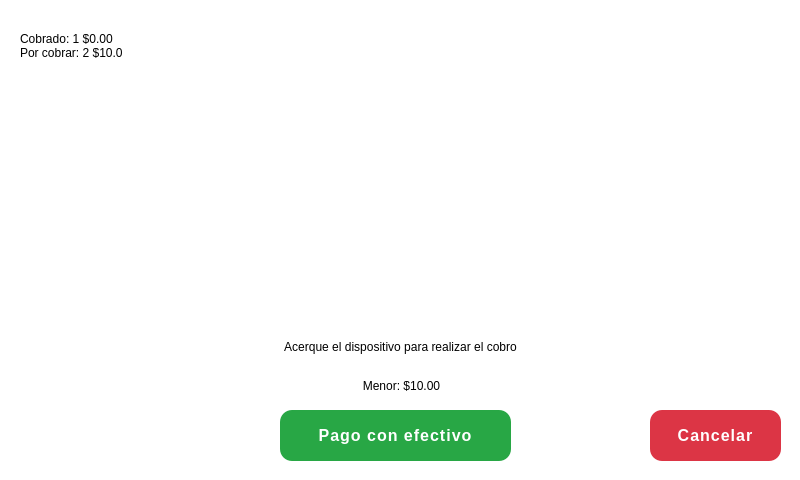
Old version of the form ui/prepago.ui in the repository ErnestoLomar/Urban_Urbano_Prep.
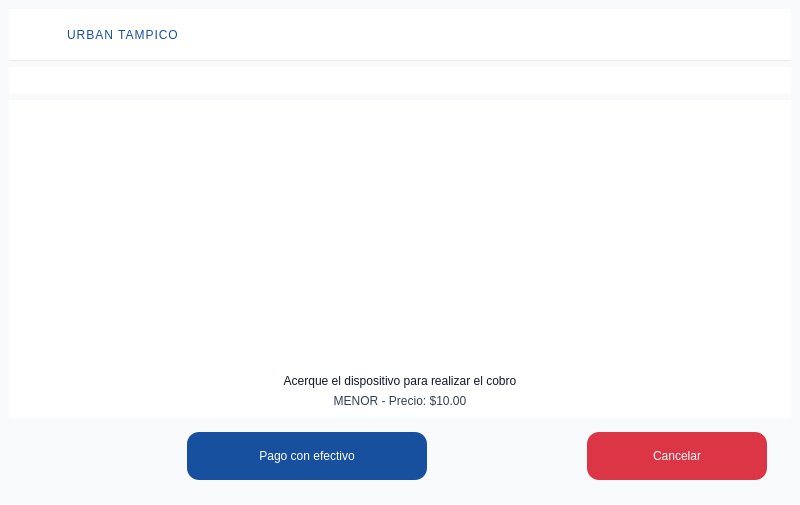
New version of the form. Icons and pictures are not drawn.

Patch:
```diff
--- a/ui/prepago.ui
+++ b/ui/prepago.ui
@@ -7,168 +7,288 @@
     <x>0</x>
     <y>0</y>
     <width>800</width>
-    <height>480</height>
+    <height>505</height>
    </rect>
   </property>
   <property name="windowTitle">
-   <string>MainWindow</string>
+   <string>Prepago</string>
+  </property>
+  <property name="styleSheet">
+   <string notr="true">background-color: rgb(255, 255, 255);</string>
   </property>
   <widget class="QWidget" name="centralwidget">
-   <widget class="QLabel" name="label">
-    <property name="geometry">
-     <rect>
-      <x>0</x>
-      <y>0</y>
-      <width>801</width>
-      <height>481</height>
-     </rect>
-    </property>
-    <property name="styleSheet">
-     <string notr="true">background-color: rgb(255, 255, 255);</string>
-    </property>
-    <property name="text">
-     <string/>
-    </property>
-   </widget>
-   <widget class="QLabel" name="label_icon">
-    <property name="geometry">
-     <rect>
-      <x>250</x>
-      <y>51</y>
-      <width>261</width>
-      <height>261</height>
-     </rect>
-    </property>
-    <property name="text">
-     <string/>
-    </property>
-    <property name="pixmap">
-     <pixmap>../Imagenes/sin-contacto (2).png</pixmap>
-    </property>
-    <property name="scaledContents">
-     <bool>true</bool>
-    </property>
-   </widget>
-   <widget class="QLabel" name="label_3">
-    <property name="geometry">
-     <rect>
-      <x>20</x>
-      <y>321</y>
-      <width>761</width>
-      <height>51</height>
-     </rect>
-    </property>
-    <property name="styleSheet">
-     <string notr="true">font: 75 16pt &quot;Roboto&quot;;</string>
-    </property>
-    <property name="text">
-     <string>Acerque el dispositivo para realizar el cobro</string>
-    </property>
-    <property name="alignment">
-     <set>Qt::AlignCenter</set>
-    </property>
-   </widget>
-   <widget class="QLabel" name="label_tipo">
-    <property name="geometry">
-     <rect>
-      <x>16</x>
-      <y>370</y>
-      <width>771</width>
-      <height>31</height>
-     </rect>
-    </property>
-    <property name="styleSheet">
-     <string notr="true">font: 75 16pt &quot;Roboto&quot;;</string>
-    </property>
-    <property name="text">
-     <string>Menor: $10.00</string>
-    </property>
-    <property name="alignment">
-     <set>Qt::AlignCenter</set>
-    </property>
-   </widget>
-   <widget class="QLabel" name="label_info">
-    <property name="geometry">
-     <rect>
-      <x>20</x>
-      <y>10</y>
-      <width>361</width>
-      <height>71</height>
-     </rect>
-    </property>
-    <property name="styleSheet">
-     <string notr="true">font: 75 16pt &quot;Roboto&quot;;</string>
-    </property>
-    <property name="text">
-     <string>Cobrado: 1 $0.00
-Por cobrar: 2 $10.0</string>
-    </property>
-   </widget>
-   <widget class="QPushButton" name="btn_pagar_con_efectivo">
-    <property name="geometry">
-     <rect>
-      <x>280</x>
-      <y>410</y>
-      <width>231</width>
-      <height>51</height>
-     </rect>
-    </property>
-    <property name="styleSheet">
-     <string notr="true">QPushButton {
-        background-color: #28a745;  /* Verde tipo éxito */
-        color: white;
-        border: none;
-        border-radius: 12px;
-        padding: 12px 24px;
-        font-size: 16px;
-        font-weight: bold;
-        letter-spacing: 1px;
-    }
-    QPushButton:hover {
-        background-color: #218838;
-    }
-    QPushButton:pressed {
-        background-color: #1e7e34;
-    }
-</string>
-    </property>
-    <property name="text">
-     <string>Pago con efectivo</string>
-    </property>
-   </widget>
-   <widget class="QPushButton" name="btn_cancelar">
-    <property name="geometry">
-     <rect>
-      <x>650</x>
-      <y>410</y>
-      <width>131</width>
-      <height>51</height>
-     </rect>
-    </property>
-    <property name="styleSheet">
-     <string notr="true">/* Aplica solo al botón con objectName &quot;btn_cancelar&quot; */
-QPushButton#btn_cancelar {
-    background-color: #dc3545;   /* Rojo tipo peligro */
-    color: white;
-    border: none;
-    border-radius: 12px;
-    padding: 12px 24px;
-    font-size: 16px;
-    font-weight: bold;
-    letter-spacing: 1px;
-}
-QPushButton#btn_cancelar:hover {
-    background-color: #c82333;
-}
-QPushButton#btn_cancelar:pressed {
-    background-color: #bd2130;
-}
-</string>
-    </property>
-    <property name="text">
-     <string>Cancelar</string>
-    </property>
-   </widget>
+   <property name="styleSheet">
+    <string notr="true">
+     QWidget#centralwidget { background: #F8FAFC; } /* slate-50 */
+     QLabel#titleHeader { color: #1850A0; font: 700 18pt &quot;Roboto&quot;; letter-spacing: 1px; }
+     QLabel#label_3 { font: 600 18pt &quot;Roboto&quot;; color: #0f172a; }         /* instrucción */
+     QLabel#label_tipo { font: 600 16pt &quot;Roboto&quot;; color: #334155; }       /* MENOR - Precio */
+     QLabel#label_info { font: 600 12pt &quot;Roboto&quot;; color: #334155; }
+     QFrame#header { background: #FFFFFF; border-bottom: 1px solid rgba(0,0,0,0.08); }
+     QPushButton#btn_pagar_con_efectivo {
+       background: #1850A0; color: #FFFFFF; border-radius: 12px; padding: 12px 24px;
+       font: 700 16pt &quot;Roboto&quot;;
+     }
+     QPushButton#btn_pagar_con_efectivo:hover { background: #104898; }
+     QPushButton#btn_pagar_con_efectivo:pressed { background: #0C3E85; }
+     QPushButton#btn_cancelar {
+       background: #dc3545; color: white; border-radius: 12px; padding: 12px 24px;
+       font: 700 16pt &quot;Roboto&quot;;
+     }
+     QPushButton#btn_cancelar:hover { background: #c82333; }
+     QPushButton#btn_cancelar:pressed { background: #bd2130; }
+    </string>
+   </property>
+   <layout class="QVBoxLayout" name="verticalLayout_root">
+    <item>
+     <widget class="QFrame" name="header">
+      <property name="frameShape">
+       <enum>QFrame::NoFrame</enum>
+      </property>
+      <layout class="QHBoxLayout" name="horizontalLayout_header">
+       <property name="leftMargin">
+        <number>16</number>
+       </property>
+       <property name="topMargin">
+        <number>8</number>
+       </property>
+       <property name="rightMargin">
+        <number>16</number>
+       </property>
+       <property name="bottomMargin">
+        <number>8</number>
+       </property>
+       <item>
+        <widget class="QLabel" name="logo">
+         <property name="minimumSize">
+          <size>
+           <width>36</width>
+           <height>36</height>
+          </size>
+         </property>
+         <property name="maximumSize">
+          <size>
+           <width>36</width>
+           <height>36</height>
+          </size>
+         </property>
+         <property name="pixmap">
+          <pixmap>../../../../../../../home/pi/Urban_Urbano/Imagenes/logo_urban.png</pixmap>
+         </property>
+         <property name="scaledContents">
+          <bool>true</bool>
+         </property>
+        </widget>
+       </item>
+       <item>
+        <widget class="QLabel" name="titleHeader">
+         <property name="text">
+          <string>URBAN TAMPICO</string>
+         </property>
+        </widget>
+       </item>
+       <item>
+        <spacer name="header_spacer">
+         <property name="orientation">
+          <enum>Qt::Horizontal</enum>
+         </property>
+         <property name="sizeType">
+          <enum>QSizePolicy::Expanding</enum>
+         </property>
+         <property name="sizeHint" stdset="0">
+          <size>
+           <width>40</width>
+           <height>20</height>
+          </size>
+         </property>
+        </spacer>
+       </item>
+      </layout>
+     </widget>
+    </item>
+    <item>
+     <widget class="QLabel" name="label_info">
+      <property name="text">
+       <string/>
+      </property>
+     </widget>
+    </item>
+    <item>
+     <widget class="QFrame" name="content">
+      <property name="frameShape">
+       <enum>QFrame::NoFrame</enum>
+      </property>
+      <layout class="QVBoxLayout" name="verticalLayout_content">
+       <property name="leftMargin">
+        <number>20</number>
+       </property>
+       <property name="topMargin">
+        <number>10</number>
+       </property>
+       <property name="rightMargin">
+        <number>20</number>
+       </property>
+       <property name="bottomMargin">
+        <number>10</number>
+       </property>
+       <item>
+        <widget class="QWidget" name="horizontalWidget" native="true">
+         <property name="enabled">
+          <bool>true</bool>
+         </property>
+         <property name="minimumSize">
+          <size>
+           <width>0</width>
+           <height>10</height>
+          </size>
+         </property>
+         <layout class="QHBoxLayout" name="horizontalLayout">
+          <item>
+           <spacer name="horizontalSpacer">
+            <property name="orientation">
+             <enum>Qt::Horizontal</enum>
+            </property>
+            <property name="sizeHint" stdset="0">
+             <size>
+              <width>40</width>
+              <height>20</height>
+             </size>
+            </property>
+           </spacer>
+          </item>
+          <item>
+           <widget class="QLabel" name="label_icon">
+            <property name="minimumSize">
+             <size>
+              <width>240</width>
+              <height>240</height>
+             </size>
+            </property>
+            <property name="maximumSize">
+             <size>
+              <width>260</width>
+              <height>260</height>
+             </size>
+            </property>
+            <property name="pixmap">
+             <pixmap>../../../../../../../home/pi/Urban_Urbano/Imagenes/sin-contacto.png</pixmap>
+            </property>
+            <property name="scaledContents">
+             <bool>true</bool>
+            </property>
+            <property name="alignment">
+             <set>Qt::AlignCenter</set>
+            </property>
+           </widget>
+          </item>
+          <item>
+           <spacer name="horizontalSpacer_2">
+            <property name="orientation">
+             <enum>Qt::Horizontal</enum>
+            </property>
+            <property name="sizeHint" stdset="0">
+             <size>
+              <width>40</width>
+              <height>20</height>
+             </size>
+            </property>
+           </spacer>
+          </item>
+         </layout>
+        </widget>
+       </item>
+       <item>
+        <widget class="QLabel" name="label_3">
+         <property name="text">
+          <string>Acerque el dispositivo para realizar el cobro</string>
+         </property>
+         <property name="alignment">
+          <set>Qt::AlignCenter</set>
+         </property>
+        </widget>
+       </item>
+       <item>
+        <widget class="QLabel" name="label_tipo">
+         <property name="text">
+          <string>MENOR - Precio: $10.00</string>
+         </property>
+         <property name="alignment">
+          <set>Qt::AlignCenter</set>
+         </property>
+        </widget>
+       </item>
+      </layout>
+     </widget>
+    </item>
+    <item>
+     <layout class="QHBoxLayout" name="horizontalLayout_buttons">
+      <property name="leftMargin">
+       <number>24</number>
+      </property>
+      <property name="topMargin">
+       <number>8</number>
+      </property>
+      <property name="rightMargin">
+       <number>24</number>
+      </property>
+      <property name="bottomMargin">
+       <number>16</number>
+      </property>
+      <item>
+       <spacer name="spacer1">
+        <property name="orientation">
+         <enum>Qt::Horizontal</enum>
+        </property>
+        <property name="sizeHint" stdset="0">
+         <size>
+          <width>40</width>
+          <height>20</height>
+         </size>
+        </property>
+       </spacer>
+      </item>
+      <item>
+       <widget class="QPushButton" name="btn_pagar_con_efectivo">
+        <property name="minimumSize">
+         <size>
+          <width>240</width>
+          <height>48</height>
+         </size>
+        </property>
+        <property name="text">
+         <string>Pago con efectivo</string>
+        </property>
+       </widget>
+      </item>
+      <item>
+       <spacer name="spacer2">
+        <property name="orientation">
+         <enum>Qt::Horizontal</enum>
+        </property>
+        <property name="sizeHint" stdset="0">
+         <size>
+          <width>40</width>
+          <height>20</height>
+         </size>
+        </property>
+       </spacer>
+      </item>
+      <item>
+       <widget class="QPushButton" name="btn_cancelar">
+        <property name="minimumSize">
+         <size>
+          <width>180</width>
+          <height>48</height>
+         </size>
+        </property>
+        <property name="text">
+         <string>Cancelar</string>
+        </property>
+       </widget>
+      </item>
+     </layout>
+    </item>
+   </layout>
   </widget>
  </widget>
  <resources/>
```
